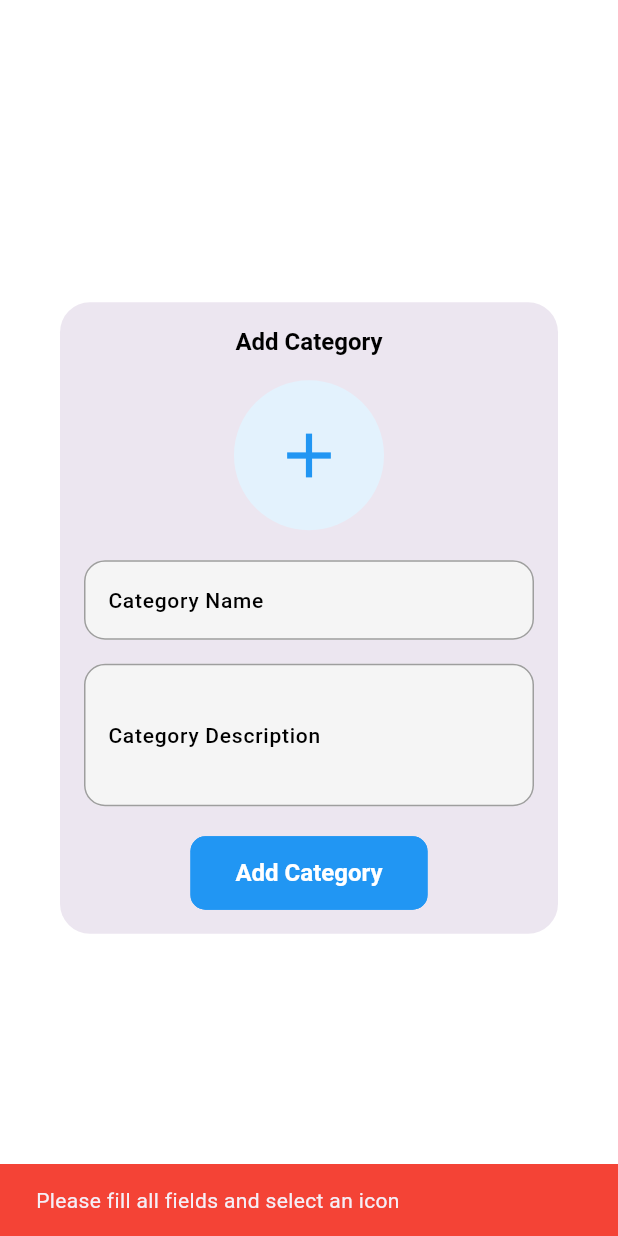
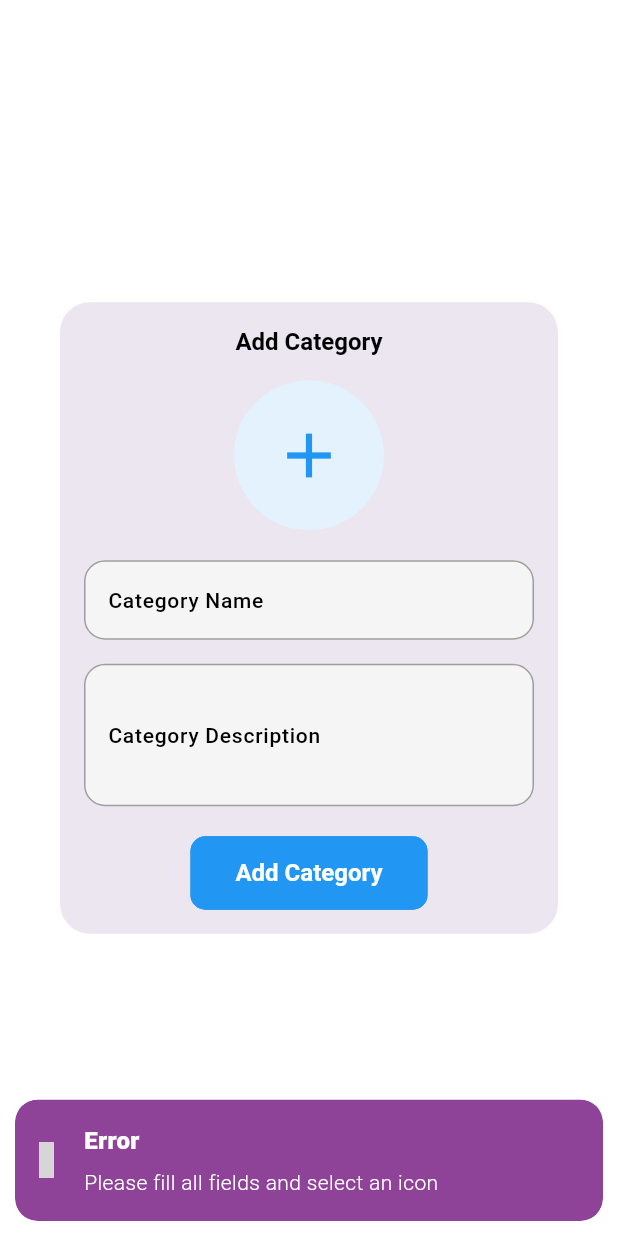
Before and after one commit to syedkashanzikra/laptop_harbour, a Flutter app: the AddCategoryDialog widget shown alone on an empty page, opened directly, after a tap on "Add Category", on a phone screen of 412 x 824 dp. Run offline on Flutter 3.47's test engine with Material 3 defaults, Android fonts, the light colour scheme and no system bars; our stand-ins replace cached_network_image, carousel_slider, cloud_firestore, connectivity_plus, firebase_auth, firebase_core and 19 more; missing offline and left inert: clipboard, flutter_iconpicker; accounts and stored records are empty; Roboto replaces fonts that are missing (Poppins); project files that could hold a hidden picture were left out; grey boxes are pictures that could not be loaded.

Commit message:
View Category Changes Dynamic and Ui enhance

```diff
--- a/lib/admin/screens/category/categorycard.dart
+++ b/lib/admin/screens/category/categorycard.dart
@@ -1,6 +1,5 @@
 import 'package:flutter/material.dart';
 import '../../constants.dart';
-
 
 class CategoryCard extends StatelessWidget {
   final IconData icon;
@@ -53,7 +52,9 @@ class CategoryCard extends StatelessWidget {
             ),
             Spacer(),
             Text(
-              description,
+              description.length > 50
+                  ? "${description.substring(0, 47)}..." // Truncate description
+                  : description,
               style: TextStyle(
                 color: Colors.black54,
                 fontSize: 14,
--- a/lib/admin/screens/category/categorymodal.dart
+++ b/lib/admin/screens/category/categorymodal.dart
@@ -2,7 +2,8 @@ import 'package:flutter/material.dart';
 import 'package:flutter_iconpicker/Models/configuration.dart';
 import 'package:flutter_iconpicker/flutter_iconpicker.dart';
 import 'package:flutter_form_builder/flutter_form_builder.dart';
-import 'package:firebase_database/firebase_database.dart'; // Import Firebase Realtime Database
+import 'package:firebase_database/firebase_database.dart';
+import 'package:lhstore/utils/helpers/customSnakbar.dart'; // Import Firebase Realtime Database
 
 class AddCategoryDialog extends StatefulWidget {
   @override
@@ -31,23 +32,21 @@ class _AddCategoryDialogState extends State<AddCategoryDialog> {
       });
     }
   }
-
 void _addCategory() async {
   // Ensure required fields are filled
   if (nameController.text.isEmpty ||
       descriptionController.text.isEmpty ||
       selectedIcon == null) {
-      ScaffoldMessenger.of(context).showSnackBar(
-        SnackBar(
-          content: Text("Please fill all fields and select an icon"),
-          backgroundColor: Colors.red,
-        ),
+    LHLoader.successSnackBar(
+      title: "Error",
+      message: "Please fill all fields and select an icon",
+      duration: 3,
     );
     return;
   }
 
+  try {
     // Add category to Firebase Realtime Database
-    try {
     await dbRef.push().set({
       "name": nameController.text,
       "description": descriptionController.text,
@@ -55,11 +54,10 @@ class _AddCategoryDialogState extends State<AddCategoryDialog> {
     });
 
     // Show success snackbar
-      ScaffoldMessenger.of(context).showSnackBar(
-        SnackBar(
-          content: Text("Category added successfully!"),
-          backgroundColor: Colors.green,
-        ),
+    LHLoader.successSnackBar(
+      title: "Success",
+      message: "Category added successfully!",
+      duration: 3,
     );
 
     // Clear fields and close dialog
@@ -71,12 +69,11 @@ class _AddCategoryDialogState extends State<AddCategoryDialog> {
 
     Navigator.pop(context);
   } catch (error) {
-      // Handle errors
-      ScaffoldMessenger.of(context).showSnackBar(
-        SnackBar(
-          content: Text("Failed to add category: $error"),
-          backgroundColor: Colors.red,
-        ),
+    // Show error snackbar
+    LHLoader.successSnackBar(
+      title: "Error",
+      message: "Failed to add category: $error",
+      duration: 3,
     );
   }
 }
```
Also changed, not shown: lib/admin/screens/category/viewcategory.dart (+58 -18 lines). Lines whose indentation alone changed are shown as unchanged.
